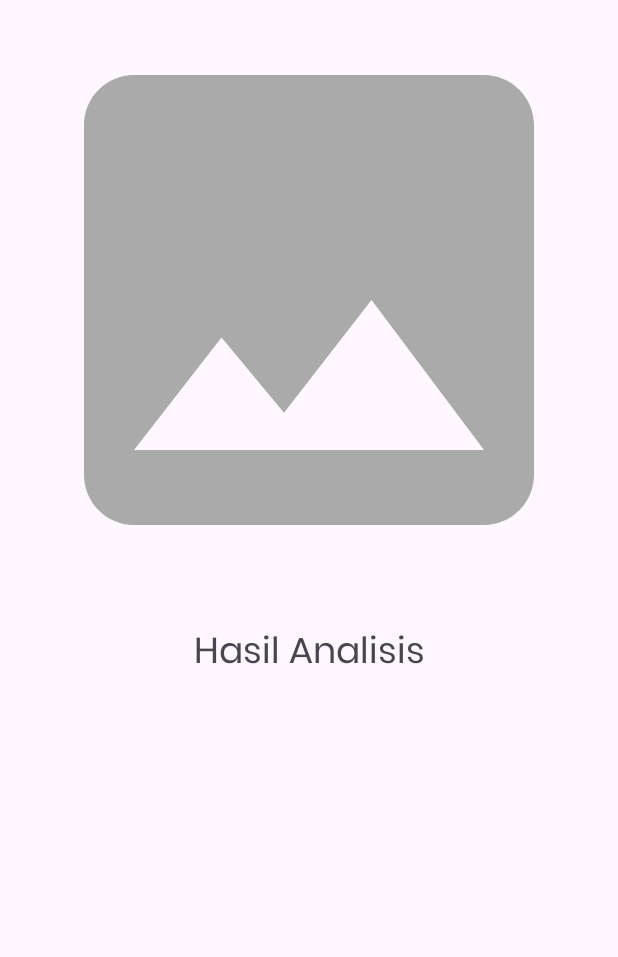
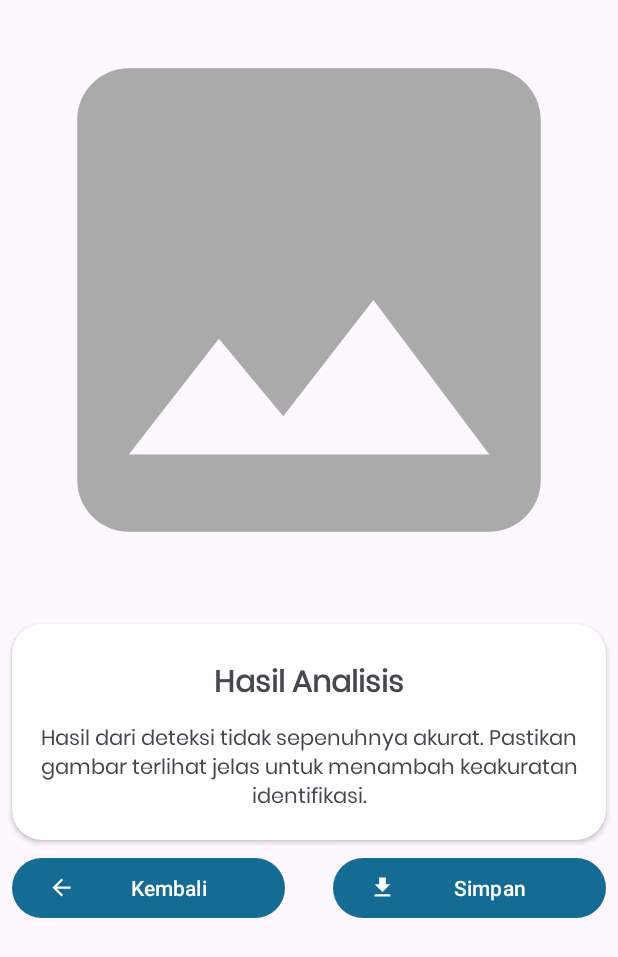
Before and after one commit to eeryyy282/cancer-detection-android, an Android app: the layout activity_result.xml on its own in the app's theme, with its tools: preview values and no code run, on a phone screen of 412 x 824 dp. Shown: the top 957 px of the screen. Run offline under Robolectric (Android 15) with nearby library versions, the phone set to English and light mode, and no system bars.

Commit message:
add dao, database, entity, and repository for save analyze result

```diff
--- a/app/src/main/java/com/dicoding/asclepius/data/ArticleRepository.kt
+++ b/app/src/main/java/com/dicoding/asclepius/data/repository/ArticleRepository.kt
@@ -1,13 +1,11 @@
-package com.dicoding.asclepius.data
+package com.dicoding.asclepius.data.repository
 
 import android.util.Log
-import androidx.lifecycle.LiveData
-import androidx.lifecycle.MediatorLiveData
 import com.dicoding.asclepius.BuildConfig
+import com.dicoding.asclepius.data.Result
 import com.dicoding.asclepius.data.remote.response.ArticleResponse
 import com.dicoding.asclepius.data.remote.response.ArticlesItem
 import com.dicoding.asclepius.data.remote.retrofit.ApiService
-import com.dicoding.asclepius.utils.AppExecutors
 import retrofit2.Call
 import retrofit2.Callback
 import retrofit2.Response
--- a/app/src/main/java/com/dicoding/asclepius/di/Injection.kt
+++ b/app/src/main/java/com/dicoding/asclepius/di/Injection.kt
@@ -1,9 +1,7 @@
 package com.dicoding.asclepius.di
 
-import android.content.Context
-import com.dicoding.asclepius.data.ArticleRepository
+import com.dicoding.asclepius.data.repository.ArticleRepository
 import com.dicoding.asclepius.data.remote.retrofit.ApiConfig
-import com.dicoding.asclepius.utils.AppExecutors
 
 object Injection {
     fun articleRepository(): ArticleRepository {
--- a/app/src/main/java/com/dicoding/asclepius/view/ui/home/HomeViewModel.kt
+++ b/app/src/main/java/com/dicoding/asclepius/view/ui/home/HomeViewModel.kt
@@ -3,7 +3,7 @@ package com.dicoding.asclepius.view.ui.home
 import androidx.lifecycle.LiveData
 import androidx.lifecycle.MutableLiveData
 import androidx.lifecycle.ViewModel
-import com.dicoding.asclepius.data.ArticleRepository
+import com.dicoding.asclepius.data.repository.ArticleRepository
 import com.dicoding.asclepius.data.remote.response.ArticlesItem
 import com.dicoding.asclepius.data.Result
 
--- a/app/src/main/java/com/dicoding/asclepius/view/ui/home/HomeViewModelFactory.kt
+++ b/app/src/main/java/com/dicoding/asclepius/view/ui/home/HomeViewModelFactory.kt
@@ -2,7 +2,7 @@ package com.dicoding.asclepius.view.ui.home
 
 import androidx.lifecycle.ViewModel
 import androidx.lifecycle.ViewModelProvider
-import com.dicoding.asclepius.data.ArticleRepository
+import com.dicoding.asclepius.data.repository.ArticleRepository
 import com.dicoding.asclepius.di.Injection
 
 class HomeViewModelFactory(
--- /dev/null
+++ b/app/src/main/res/drawable/baseline_arrow_back_24.xml
@@ -0,0 +1,5 @@
+<vector xmlns:android="http://schemas.android.com/apk/res/android" android:autoMirrored="true" android:height="24dp" android:tint="#000000" android:viewportHeight="24" android:viewportWidth="24" android:width="24dp">
+
+    <path android:fillColor="@android:color/white" android:pathData="M20,11H7.83l5.59,-5.59L12,4l-8,8 8,8 1.41,-1.41L7.83,13H20v-2z"/>
+
+</vector>
--- /dev/null
+++ b/app/src/main/res/drawable/baseline_download_24.xml
@@ -0,0 +1,5 @@
+<vector xmlns:android="http://schemas.android.com/apk/res/android" android:height="24dp" android:tint="#000000" android:viewportHeight="24" android:viewportWidth="24" android:width="24dp">
+
+    <path android:fillColor="@android:color/white" android:pathData="M5,20h14v-2H5V20zM19,9h-4V3H9v6H5l7,7L19,9z"/>
+
+</vector>
--- a/app/src/main/res/layout/activity_result.xml
+++ b/app/src/main/res/layout/activity_result.xml
@@ -6,27 +6,108 @@
     android:layout_height="match_parent"
     tools:context=".view.ResultActivity">
 
-    <LinearLayout
+    <androidx.constraintlayout.widget.ConstraintLayout
         android:layout_width="match_parent"
-        android:layout_height="wrap_content"
-        android:orientation="vertical">
+        android:layout_height="wrap_content">
 
         <ImageView
             android:id="@+id/result_image"
             android:layout_width="match_parent"
             android:layout_height="400dp"
             android:contentDescription="@string/imageforanalyz"
-            android:scaleType="fitCenter"
+            android:scaleType="centerCrop"
+            app:layout_constraintEnd_toEndOf="parent"
+            app:layout_constraintStart_toStartOf="parent"
+            app:layout_constraintTop_toTopOf="parent"
             app:srcCompat="@drawable/ic_place_holder" />
+
+        <androidx.cardview.widget.CardView
+            android:id="@+id/cardView2"
+            android:layout_width="0dp"
+            android:layout_height="wrap_content"
+            android:layout_marginStart="8dp"
+            android:layout_marginTop="16dp"
+            android:layout_marginEnd="8dp"
+            app:cardCornerRadius="20dp"
+            app:layout_constraintEnd_toEndOf="parent"
+            app:layout_constraintStart_toStartOf="parent"
+            app:layout_constraintTop_toBottomOf="@+id/result_image">
+
+            <androidx.constraintlayout.widget.ConstraintLayout
+                android:layout_width="match_parent"
+                android:layout_height="match_parent"
+                android:layout_marginTop="8dp"
+                android:layout_marginBottom="8dp">
 
                 <TextView
                     android:id="@+id/result_text"
                     android:layout_width="match_parent"
                     android:layout_height="wrap_content"
                     android:layout_margin="16dp"
+                    android:layout_marginStart="8dp"
+                    android:layout_marginTop="8dp"
+                    android:layout_marginEnd="8dp"
                     android:fontFamily="@font/poppins"
                     android:text="@string/result"
                     android:textAlignment="center"
-            android:textSize="24sp" />
-    </LinearLayout>
+                    android:textSize="20sp"
+                    android:textStyle="bold"
+                    app:layout_constraintEnd_toEndOf="parent"
+                    app:layout_constraintStart_toStartOf="parent"
+                    app:layout_constraintTop_toTopOf="parent" />
+
+                <TextView
+                    android:layout_width="0dp"
+                    android:layout_height="wrap_content"
+                    android:layout_marginStart="16dp"
+                    android:layout_marginTop="8dp"
+                    android:layout_marginEnd="16dp"
+                    android:layout_marginBottom="8dp"
+                    android:fontFamily="@font/poppins"
+                    android:text="@string/deskripsi_analisis"
+                    android:textAlignment="center"
+                    app:layout_constraintBottom_toBottomOf="parent"
+                    app:layout_constraintEnd_toEndOf="parent"
+                    app:layout_constraintStart_toStartOf="parent"
+                    app:layout_constraintTop_toBottomOf="@+id/result_text" />
+
+            </androidx.constraintlayout.widget.ConstraintLayout>
+        </androidx.cardview.widget.CardView>
+
+        <Button
+            android:id="@+id/btnBack"
+            android:layout_width="0dp"
+            android:layout_height="wrap_content"
+            android:layout_marginStart="8dp"
+            android:layout_marginTop="8dp"
+            android:layout_marginEnd="16dp"
+            android:text="@string/kembali"
+            android:textColor="@color/white"
+            app:icon="@drawable/baseline_arrow_back_24"
+            app:iconTint="@color/white"
+            app:layout_constraintBottom_toBottomOf="parent"
+            app:layout_constraintEnd_toStartOf="@+id/btnSave"
+            app:layout_constraintHorizontal_bias="0.5"
+            app:layout_constraintStart_toStartOf="parent"
+            app:layout_constraintTop_toBottomOf="@+id/cardView2" />
+
+        <Button
+            android:id="@+id/btnSave"
+            android:layout_width="0dp"
+            android:layout_height="wrap_content"
+            android:layout_marginStart="16dp"
+            android:layout_marginTop="8dp"
+            android:layout_marginEnd="8dp"
+            android:text="@string/simpan"
+            android:textColor="@color/white"
+            app:icon="@drawable/baseline_download_24"
+            app:iconTint="@color/white"
+            app:layout_constraintBottom_toBottomOf="parent"
+            app:layout_constraintEnd_toEndOf="parent"
+            app:layout_constraintHorizontal_bias="0.5"
+            app:layout_constraintStart_toEndOf="@+id/btnBack"
+            app:layout_constraintTop_toBottomOf="@+id/cardView2" />
+
+
+    </androidx.constraintlayout.widget.ConstraintLayout>
 </ScrollView>
--- a/app/src/main/res/values/strings.xml
+++ b/app/src/main/res/values/strings.xml
@@ -30,4 +30,7 @@
     <string name="identifikasi_kenali_dan_cegah">Identifikasi, kenali, dan cegah!</string>
     <string name="pilih_gambar_yang_ingin_dieteksi">Pilih gambar yang ingin dieteksi</string>
     <string name="imageforanalyz">imageForAnalyz</string>
+    <string name="deskripsi_analisis">Hasil dari deteksi tidak sepenuhnya akurat. Pastikan gambar terlihat jelas untuk menambah keakuratan identifikasi.</string>
+    <string name="kembali">Kembali</string>
+    <string name="simpan">Simpan</string>
 </resources>
--- a/build.gradle.kts
+++ b/build.gradle.kts
@@ -1,6 +1,6 @@
 // Top-level build file where you can add configuration options common to all sub-projects/modules.
 plugins {
-    id("com.android.application") version "8.3.1" apply false
+    id("com.android.application") version "8.3.2" apply false
     id("org.jetbrains.kotlin.android") version "1.9.22" apply false
 }
 
```
Also changed, not shown: app/src/main/java/com/dicoding/asclepius/data/local/entity/AnalyzeResultEntity.kt (added, +21 -0 lines), app/src/main/java/com/dicoding/asclepius/data/local/room/AnalyzeResultDao.kt (added, +15 -0 lines), app/src/main/java/com/dicoding/asclepius/data/local/room/AnalyzeResultDatabase.kt (added, +31 -0 lines), app/src/main/java/com/dicoding/asclepius/data/repository/AnalyzeResultRepository.kt (added, +38 -0 lines), app/src/main/java/com/dicoding/asclepius/helper/DateHelper.kt (added, +13 -0 lines), app/src/main/java/com/dicoding/asclepius/view/MainActivity.kt (+11 -1 lines), app/src/main/java/com/dicoding/asclepius/view/ResultActivity.kt (+41 -2 lines). Lines whose indentation alone changed are shown as unchanged.
